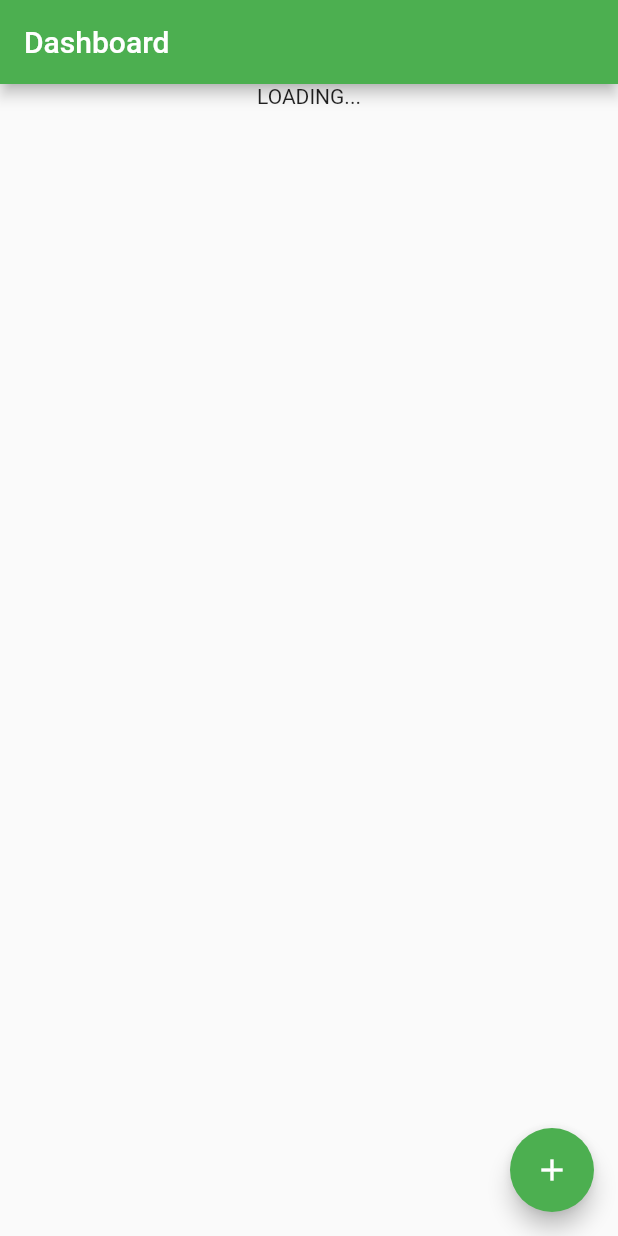
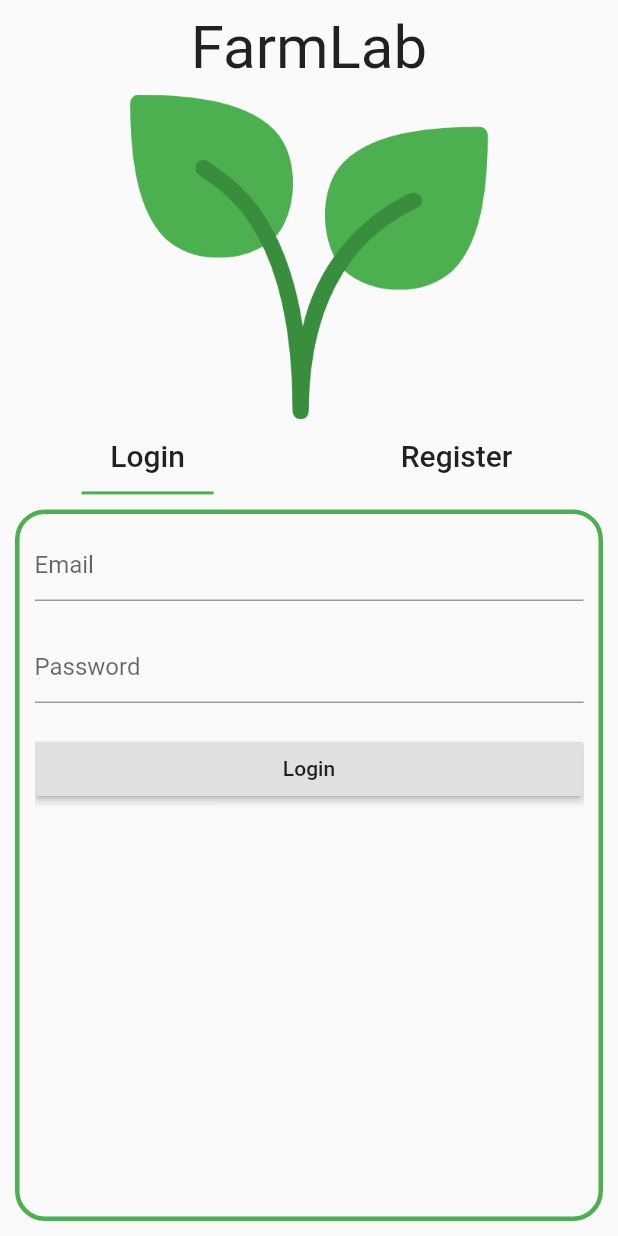
Before and after one commit to jp19-lafa/Mobile-Front, a Flutter app: the screen it shows after launch, on a phone screen of 412 x 824 dp. Run offline on Flutter 3.47's test engine with Material 2 defaults, Android fonts, the phone set to English and light mode, and no system bars; our stand-ins replace connectivity, flutter_bluetooth_serial; missing offline and left inert: enum_to_string, open_settings.

Commit message:
Added LoginPage
LoginPage has a ui for logging in and registering
No functionality has been implemented yet

```diff
--- /dev/null
+++ b/lib/components/tab_item.dart
@@ -0,0 +1,44 @@
+import 'package:flutter/material.dart';
+
+class TabItem extends StatefulWidget {
+  TabItem({@required this.text, @required this.onPressed, this.active = false});
+
+  final String text;
+  final Function onPressed;
+  final bool active;
+
+  @override
+  _TabItemState createState() => _TabItemState();
+}
+
+class _TabItemState extends State<TabItem> {
+  BorderSide getLine() {
+    if (widget.active) {
+      return BorderSide(color: Colors.green, width: 2);
+    }
+    else{
+      return BorderSide(color: Colors.transparent, width: 2);
+    }
+  }
+
+  @override
+  Widget build(BuildContext context) {
+    return Container(
+      decoration: BoxDecoration(
+        border: Border(
+          bottom: getLine(),
+        ),
+      ),
+      child: FlatButton(
+        child: Text(
+          widget.text,
+          style: TextStyle(
+            fontSize: 20,
+            fontWeight: FontWeight.w500,
+          ),
+        ),
+        onPressed: widget.onPressed,
+      ),
+    );
+  }
+}
--- a/lib/main.dart
+++ b/lib/main.dart
@@ -1,4 +1,4 @@
-import 'package:farm_lab_mobile/screens/node_summary_page.dart';
+import 'package:farm_lab_mobile/screens/login_page.dart';
 import 'package:flutter/material.dart';
 
 void main() => runApp(MyApp());
@@ -11,7 +11,7 @@ class MyApp extends StatelessWidget {
       theme: ThemeData(
         primaryColor: Color(0xFF4CAF50),
       ),
-      home: NodeSummaryPage(),
+      home: LoginPage(),
     );
   }
 }
--- /dev/null
+++ b/lib/screens/login_page.dart
@@ -0,0 +1,172 @@
+import 'package:farm_lab_mobile/components/tab_item.dart';
+import 'package:flutter/material.dart';
+
+class LoginPage extends StatefulWidget {
+  @override
+  _LoginPageState createState() => _LoginPageState();
+}
+
+class _LoginPageState extends State<LoginPage> with TickerProviderStateMixin {
+  TextEditingController emailTextEditingController = TextEditingController();
+  TextEditingController passwordTextEditingController = TextEditingController();
+  TextEditingController confirmPasswordTextEditingController =
+      TextEditingController();
+  TabController tabController;
+  bool loginTabActive = true;
+
+  void login() {}
+
+  void register() {}
+
+  @override
+  void initState() {
+    super.initState();
+    tabController = TabController(vsync: this, length: 2);
+  }
+
+  @override
+  Widget build(BuildContext context) {
+    return Scaffold(
+      body: SafeArea(
+        child: Column(
+          children: <Widget>[
+            Expanded(
+              flex: 2,
+              child: Column(
+                children: <Widget>[
+                  Padding(
+                    padding: const EdgeInsets.all(8.0),
+                    child: Text(
+                      'FarmLab',
+                      style: TextStyle(
+                        fontSize: 40,
+                      ),
+                    ),
+                  ),
+                  Flexible(
+                    child: Image.asset(
+                      'assets/logo.png',
+                    ),
+                  ),
+                  Row(
+                    mainAxisAlignment: MainAxisAlignment.spaceAround,
+                    children: <Widget>[
+                      TabItem(
+                        text: 'Login',
+                        active: loginTabActive,
+                        onPressed: () {
+                          setState(() {
+                            loginTabActive = true;
+                            tabController.animateTo(0);
+                          });
+                        },
+                      ),
+                      TabItem(
+                        text: 'Register',
+                        active: !loginTabActive,
+                        onPressed: () {
+                          setState(() {
+                            loginTabActive = false;
+                            tabController.animateTo(1);
+                          });
+                        },
+                      ),
+                    ],
+                  ),
+                ],
+              ),
+            ),
+            Expanded(
+              flex: 3,
+              child: Padding(
+                padding: const EdgeInsets.all(10),
+                child: Container(
+                  padding: EdgeInsets.all(10),
+                  decoration: BoxDecoration(
+                    border: Border.all(
+                      width: 3,
+                      color: Colors.green,
+                    ),
+                    borderRadius: BorderRadius.circular(20),
+                  ),
+                  child: TabBarView(
+                    controller: tabController,
+                    children: <Widget>[
+                      ListView(
+                        scrollDirection: Axis.vertical,
+                        children: <Widget>[
+                          TextField(
+                            controller: emailTextEditingController,
+                            decoration: InputDecoration(
+                              hintText: 'Email',
+                            ),
+                          ),
+                          SizedBox(
+                            height: 20,
+                          ),
+                          TextField(
+                            controller: passwordTextEditingController,
+                            decoration: InputDecoration(
+                              hintText: 'Password',
+                            ),
+                          ),
+                          SizedBox(
+                            height: 20,
+                          ),
+                          RaisedButton(
+                            child: Text('Login'),
+                            onPressed: () {
+                              login();
+                            },
+                          ),
+                        ],
+                      ),
+                      ListView(
+                        scrollDirection: Axis.vertical,
+                        children: <Widget>[
+                          TextField(
+                            controller: emailTextEditingController,
+                            decoration: InputDecoration(
+                              hintText: 'Email',
+                            ),
+                          ),
+                          SizedBox(
+                            height: 20,
+                          ),
+                          TextField(
+                            controller: passwordTextEditingController,
+                            decoration: InputDecoration(
+                              hintText: 'Password',
+                            ),
+                          ),
+                          SizedBox(
+                            height: 20,
+                          ),
+                          TextField(
+                            controller: confirmPasswordTextEditingController,
+                            decoration: InputDecoration(
+                              hintText: 'Confirm password',
+                            ),
+                          ),
+                          SizedBox(
+                            height: 20,
+                          ),
+                          RaisedButton(
+                            child: Text('Register'),
+                            onPressed: () {
+                              register();
+                            },
+                          ),
+                        ],
+                      ),
+                    ],
+                  ),
+                ),
+              ),
+            ),
+          ],
+        ),
+      ),
+    );
+  }
+}
--- a/pubspec.yaml
+++ b/pubspec.yaml
@@ -46,9 +46,8 @@ flutter:
   uses-material-design: true
 
   # To add assets to your application, add an assets section, like this:
-  # assets:
-  #  - images/a_dot_burr.jpeg
-  #  - images/a_dot_ham.jpeg
+  assets:
+   - assets/
 
   # An image asset can refer to one or more resolution-specific "variants", see
   # https://flutter.dev/assets-and-images/#resolution-aware.
```
Also changed, not shown: assets/logo.png (added).
